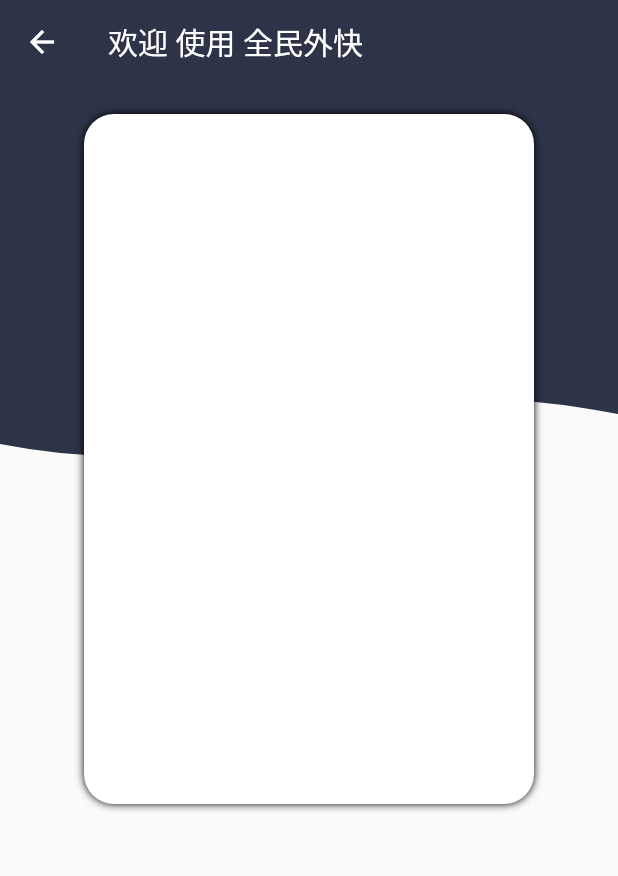
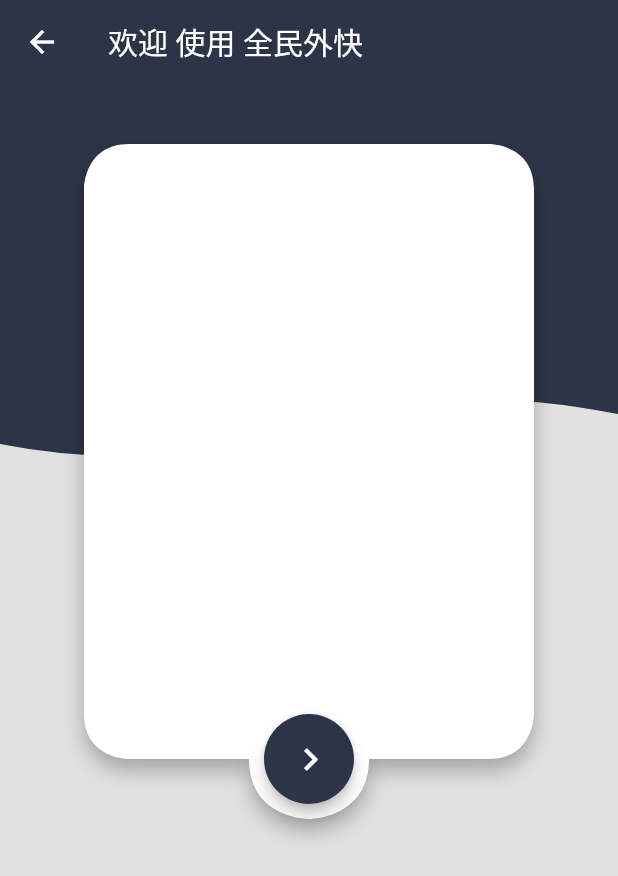
Before and after one commit to ZizhengYang/flutter_wk, a Flutter app: the screen it shows after launch, after a tap on "我 要 赚 外 快", on a phone screen of 412 x 824 dp. Shown: the top 876 px of the screen. Run offline on Flutter 3.47's test engine with Material 2 defaults, Android fonts, the phone set to English and light mode, and no system bars.

Commit message:
Fix the error of loginBox, add the login button

```diff
--- a/lib/Pages/CompanySide/LoginRegister/Login.dart
+++ b/lib/Pages/CompanySide/LoginRegister/Login.dart
@@ -1,6 +1,7 @@
 import 'package:flutter/material.dart';
 import 'package:test_wai_kuai/Weight/Clipper/AppBarClipper.dart';
 import 'package:test_wai_kuai/Weight/Clipper/LoginSignupClipper.dart';
+import 'package:test_wai_kuai/Weight/Painter/LoginSignupPainter.dart';
 
 class Login extends StatelessWidget{
 
@@ -9,6 +10,7 @@
   @override
   Widget build(BuildContext context) {
     return new Scaffold(
+      backgroundColor: Colors.grey[300],
       appBar: new AppBar(
         title: new Text("欢迎 使用 全民外快"),
         backgroundColor: Color(0xFF2D3447),
@@ -26,27 +28,35 @@
             clipper: AppBarClipper(),
           ),
           new Container(
-            child: new ClipPath(
-              child: new Row(
-                mainAxisAlignment: MainAxisAlignment.center,
-                children: <Widget>[
-                  new Container(
-                      margin: EdgeInsets.only(top: 20, left: 0, right: 0, bottom: 20),
-                      decoration: new BoxDecoration(
-                        borderRadius: new BorderRadius.all(Radius.elliptical(20, 20)),
-                        color: Colors.white,
-                        boxShadow: [BoxShadow(color: Color(0xFF000000), offset: Offset.zero, blurRadius: 4.0, spreadRadius: 0.0)]
-                      ),
-                      width: 300.0,
-                      height: 460.0,
-                  )
-                ],
-              ),
-//              clipBehavior: Clip.antiAlias,
-//              clipper: LoginSignupClipper(),
-            )
+            margin: EdgeInsets.only(top: 40),
+            alignment: Alignment.topCenter,
+            child: new CustomPaint(
+              painter: new LoginSignupPainter(width: 300, height: 450),
+              size: new Size(300, 440),
+            ),
+          ),
+          new Column(
+//            mainAxisAlignment: MainAxisAlignment.center,
+            children: <Widget>[
+              new Center(
+                child: Container(
+                  height: 60,
+                  width: 60,
+                  margin: EdgeInsets.only(top: 420),
+                  child: new RaisedButton(
+                      elevation: 4.0,
+                      highlightElevation: 8.0,
+                      color: Color(0xFF2D3447),
+                      highlightColor: Colors.grey[300],
+                      shape: CircleBorder(side: BorderSide.none),
+                      child: Icon(Icons.navigate_next, color: Colors.white, size: 30.0),
+                      onPressed: () {}
+                  ),
+                )
+              )
+            ],
           )
-        ],
+        ]
       )
     );
   }
--- /dev/null
+++ b/lib/Weight/Painter/LoginSignupPainter.dart
@@ -0,0 +1,100 @@
+import 'dart:math';
+
+import 'package:flutter/cupertino.dart';
+import 'package:flutter/foundation.dart';
+import 'package:flutter/material.dart';
+
+class LoginSignupPainter extends CustomPainter {
+
+  const LoginSignupPainter({this.height=440, this.width=300});
+
+  final double height;
+  final double width;
+  final circleSize = 40.0;
+  final radiusSize = 30.0;
+
+  @override
+  void paint(Canvas canvas, Size size) {
+
+    var paint = Paint();
+    var path = Path();
+    paint.color = Colors.white;
+    paint.style = PaintingStyle.fill;
+//    paint.strokeCap = StrokeCap.butt;
+
+    path.moveTo(radiusSize, 0.0);
+    path.lineTo(0.0, radiusSize);
+    path.lineTo(0.0, height-circleSize-radiusSize);
+    path.lineTo(radiusSize, height-circleSize);
+    path.lineTo((1/2)*width-circleSize, height-circleSize);
+    path.lineTo((1/2)*width, height);
+    path.lineTo((1/2)*width+circleSize, height-circleSize);
+    path.lineTo(width-radiusSize, height-circleSize);
+    path.lineTo(width, height-circleSize-radiusSize);
+    path.lineTo(width, radiusSize);
+    path.lineTo(width-radiusSize, 0.0);
+
+    var controlPoint = Offset((1/2)*width, height);
+
+    path.moveTo((1/2)*width-circleSize, height-circleSize);
+    var controlPoint1 = Offset((1/2)*width-circleSize, height);
+    path.cubicTo(controlPoint1.dx, controlPoint1.dy, controlPoint.dx, controlPoint.dy, controlPoint.dx, controlPoint.dy);
+
+    path.moveTo((1/2)*width+circleSize, height-circleSize);
+    var controlPoint2 = Offset((1/2)*width+circleSize, height);
+    path.cubicTo(controlPoint2.dx, controlPoint2.dy, controlPoint.dx, controlPoint.dy, controlPoint.dx, controlPoint.dy);
+
+    path.moveTo(0.0, height-circleSize-radiusSize);
+    var controlPoint3 = Offset(0.0, height-circleSize);
+    var controlPoint4 = Offset(radiusSize, height-circleSize);
+    path.cubicTo(controlPoint3.dx, controlPoint3.dy, controlPoint4.dx, controlPoint4.dy, controlPoint4.dx, controlPoint4.dy);
+
+    path.moveTo(width-radiusSize, height-circleSize);
+    var controlPoint5 = Offset(width, height-circleSize);
+    var controlPoint6 = Offset(width, height-circleSize-radiusSize);
+    path.cubicTo(controlPoint5.dx, controlPoint5.dy, controlPoint6.dx, controlPoint6.dy, controlPoint6.dx, controlPoint6.dy);
+
+    path.moveTo(width, radiusSize);
+    var controlPoint7 = Offset(width, 0.0);
+    var controlPoint8 = Offset(width-radiusSize, 0.0);
+    path.cubicTo(controlPoint7.dx, controlPoint7.dy, controlPoint8.dx, controlPoint8.dy, controlPoint8.dx, controlPoint8.dy);
+
+    path.moveTo(radiusSize, 0.0);
+    var controlPoint9 = Offset(0.0, 0.0);
+    var controlPoint10 = Offset(0.0, radiusSize);
+    path.cubicTo(controlPoint9.dx, controlPoint9.dy, controlPoint10.dx, controlPoint10.dy, controlPoint10.dx, controlPoint10.dy);
+
+    path.close();
+
+    canvas.drawShadow(path, Colors.black, 4.0, true);
+    canvas.drawPath(path, paint);
+
+  }
+
+  @override
+  bool shouldRepaint(CustomPainter oldDelegate) {
+    return true;
+  }
+
+}
+
+//class LoginSignupShadowPainter extends CustomPainter {
+//
+//  @override
+//  void paint(Canvas canvas, Size size) {
+//    Path path = Path();
+//
+//    path.moveTo(width, height * 0.14);
+//    path.lineTo(width, height * 1.0);
+//    path.lineTo(width - (width  *0.99) , height);
+//    path.close();
+//
+//    canvas.drawShadow(path, Colors.black45, 3.0, false);
+//  }
+//
+//  @override
+//  bool shouldRepaint(CustomPainter oldDelegate) {
+//    return true;
+//  }
+//
+//}
```
Also changed, not shown: lib/Pages/BothUserCompany/HomeContent.dart (+5 -3 lines), lib/Pages/CompanySide/LoginRegister/Register.dart (+26 -16 lines), lib/Weight/Clipper/LoginSignupClipper.dart (+41 -28 lines).
